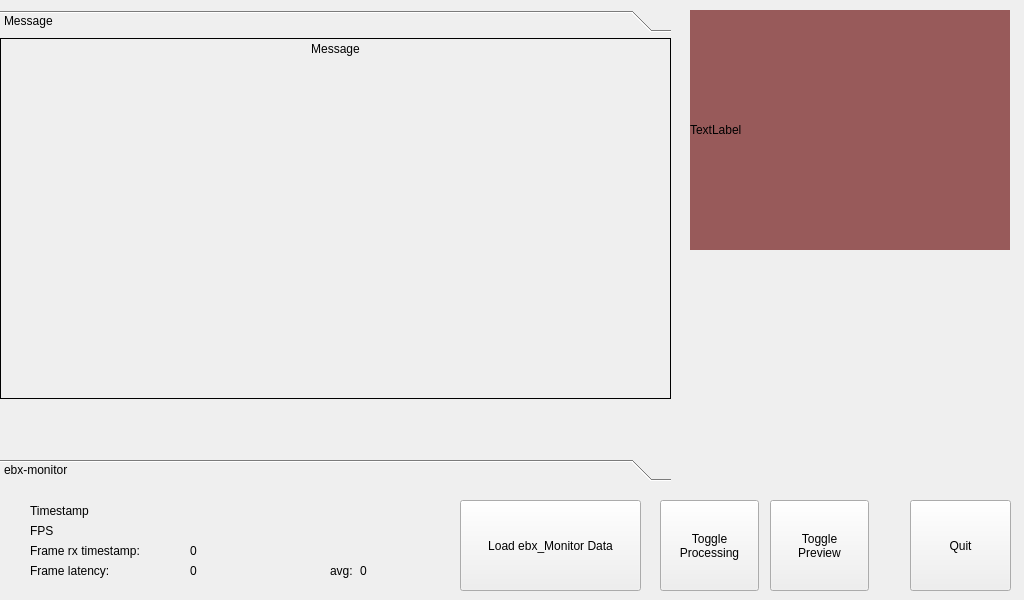
Old version of the form eyetrackerwindow.ui in the repository EBXFS15/EyeTrackerQt.
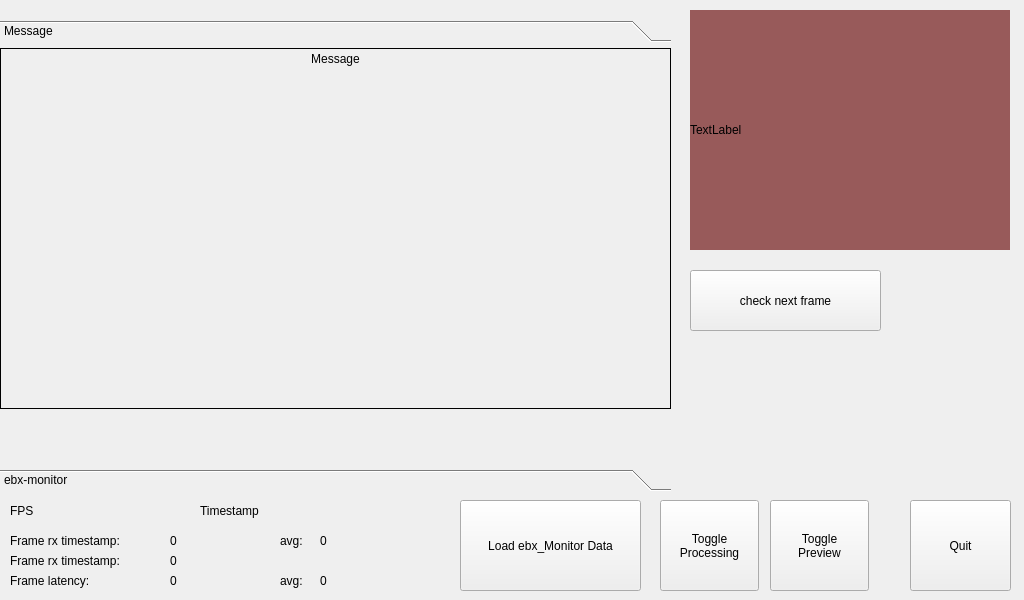
New version of the form. The open tabs and pages were chosen to show the change.

Commit message: Setup, Teardown (avoidance of possible Memory leaks) have been optimized for the ebxMonitorWorker.cpp and the timestamp.cpp. The eyetrackerwindow.cpp had to be modified in order to avoid double work. Cleanup pending. Known issues: Synchronization between grabbing data and matching not yet working. Dependency will be solved asap. Just press the button >>check new frame<< to grab data from the ebx_Monitor.

What changed in the file:
```diff
--- a/eyetrackerwindow.ui
+++ b/eyetrackerwindow.ui
@@ -58,7 +58,7 @@
    <widget class="QLabel" name="label_timestamp">
     <property name="geometry">
      <rect>
-      <x>30</x>
+      <x>200</x>
       <y>500</y>
       <width>291</width>
       <height>21</height>
@@ -71,9 +71,9 @@
    <widget class="QLabel" name="label_fps">
     <property name="geometry">
      <rect>
-      <x>30</x>
-      <y>520</y>
-      <width>291</width>
+      <x>10</x>
+      <y>500</y>
+      <width>191</width>
       <height>21</height>
      </rect>
     </property>
@@ -85,7 +85,7 @@
     <property name="geometry">
      <rect>
       <x>0</x>
-      <y>10</y>
+      <y>20</y>
       <width>671</width>
       <height>471</height>
      </rect>
@@ -101,8 +101,8 @@
       <rect>
        <x>0</x>
        <y>0</y>
-       <width>671</width>
-       <height>409</height>
+       <width>100</width>
+       <height>30</height>
       </rect>
      </property>
      <attribute name="label">
@@ -171,8 +171,8 @@
    <widget class="QLabel" name="label_rxtime">
     <property name="geometry">
      <rect>
-      <x>30</x>
-      <y>540</y>
+      <x>10</x>
+      <y>550</y>
       <width>161</width>
       <height>21</height>
      </rect>
@@ -184,9 +184,9 @@
    <widget class="QLabel" name="label_rxtime_txt">
     <property name="geometry">
      <rect>
-      <x>190</x>
-      <y>540</y>
-      <width>131</width>
+      <x>170</x>
+      <y>550</y>
+      <width>111</width>
       <height>21</height>
      </rect>
     </property>
@@ -197,9 +197,9 @@
    <widget class="QLabel" name="label_latency_txt">
     <property name="geometry">
      <rect>
-      <x>190</x>
-      <y>560</y>
-      <width>131</width>
+      <x>170</x>
+      <y>570</y>
+      <width>111</width>
       <height>21</height>
      </rect>
     </property>
@@ -210,8 +210,8 @@
    <widget class="QLabel" name="label_latency">
     <property name="geometry">
      <rect>
-      <x>30</x>
-      <y>560</y>
+      <x>10</x>
+      <y>570</y>
       <width>151</width>
       <height>21</height>
      </rect>
@@ -223,8 +223,8 @@
    <widget class="QLabel" name="label_latency_avg">
     <property name="geometry">
      <rect>
-      <x>330</x>
-      <y>560</y>
+      <x>280</x>
+      <y>570</y>
       <width>31</width>
       <height>21</height>
      </rect>
@@ -236,8 +236,8 @@
    <widget class="QLabel" name="label_latency_txt_avg">
     <property name="geometry">
      <rect>
-      <x>360</x>
-      <y>560</y>
+      <x>320</x>
+      <y>570</y>
       <width>131</width>
       <height>21</height>
      </rect>
@@ -274,6 +274,71 @@
 Preview</string>
     </property>
    </widget>
+   <widget class="QPushButton" name="btn_intercept">
+    <property name="geometry">
+     <rect>
+      <x>690</x>
+      <y>270</y>
+      <width>191</width>
+      <height>61</height>
+     </rect>
+    </property>
+    <property name="text">
+     <string>check next frame</string>
+    </property>
+   </widget>
+   <widget class="QLabel" name="label_fps_avg_txt">
+    <property name="geometry">
+     <rect>
+      <x>320</x>
+      <y>530</y>
+      <width>131</width>
+      <height>21</height>
+     </rect>
+    </property>
+    <property name="text">
+     <string>0</string>
+    </property>
+   </widget>
+   <widget class="QLabel" name="label_fps_avg">
+    <property name="geometry">
+     <rect>
+      <x>280</x>
+      <y>530</y>
+      <width>31</width>
+      <height>21</height>
+     </rect>
+    </property>
+    <property name="text">
+     <string>avg:</string>
+    </property>
+   </widget>
+   <widget class="QLabel" name="label_fps_2">
+    <property name="geometry">
+     <rect>
+      <x>10</x>
+      <y>530</y>
+      <width>161</width>
+      <height>21</height>
+     </rect>
+    </property>
+    <property name="text">
+     <string>Frame rx timestamp:</string>
+    </property>
+   </widget>
+   <widget class="QLabel" name="label_fps_txt">
+    <property name="geometry">
+     <rect>
+      <x>170</x>
+      <y>530</y>
+      <width>111</width>
+      <height>21</height>
+     </rect>
+    </property>
+    <property name="text">
+     <string>0</string>
+    </property>
+   </widget>
   </widget>
  </widget>
  <layoutdefault spacing="6" margin="11"/>
```
Left out of the diff: 2 changed lines with no effect on the pictures. The commit also changes 7 other files.
